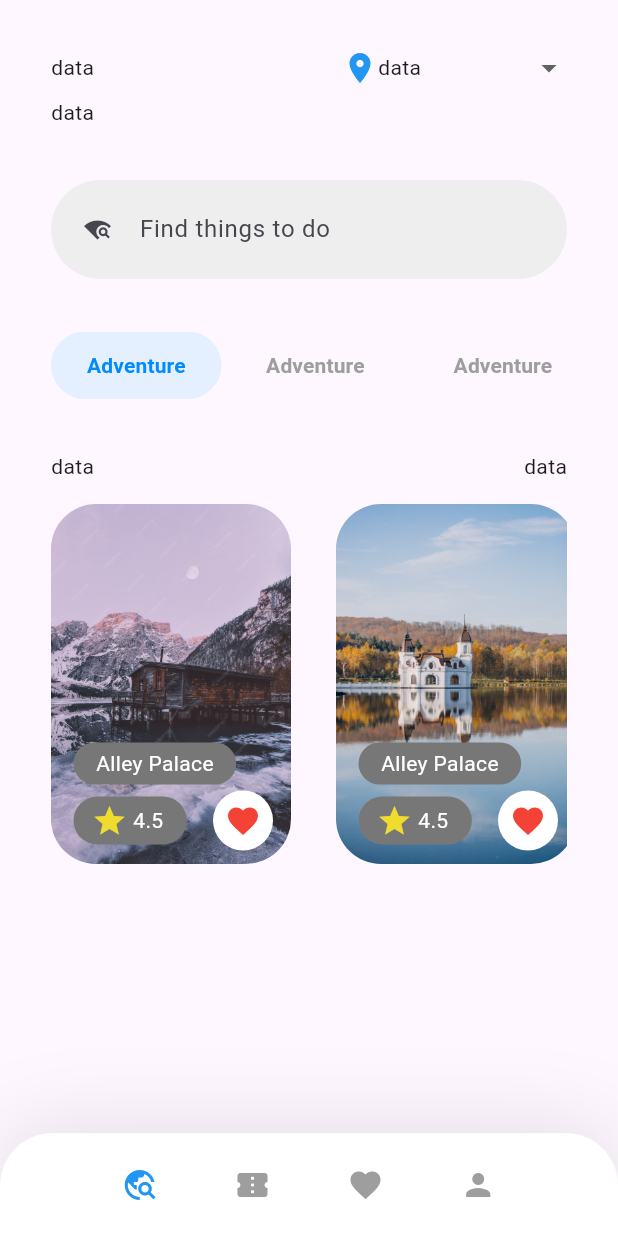
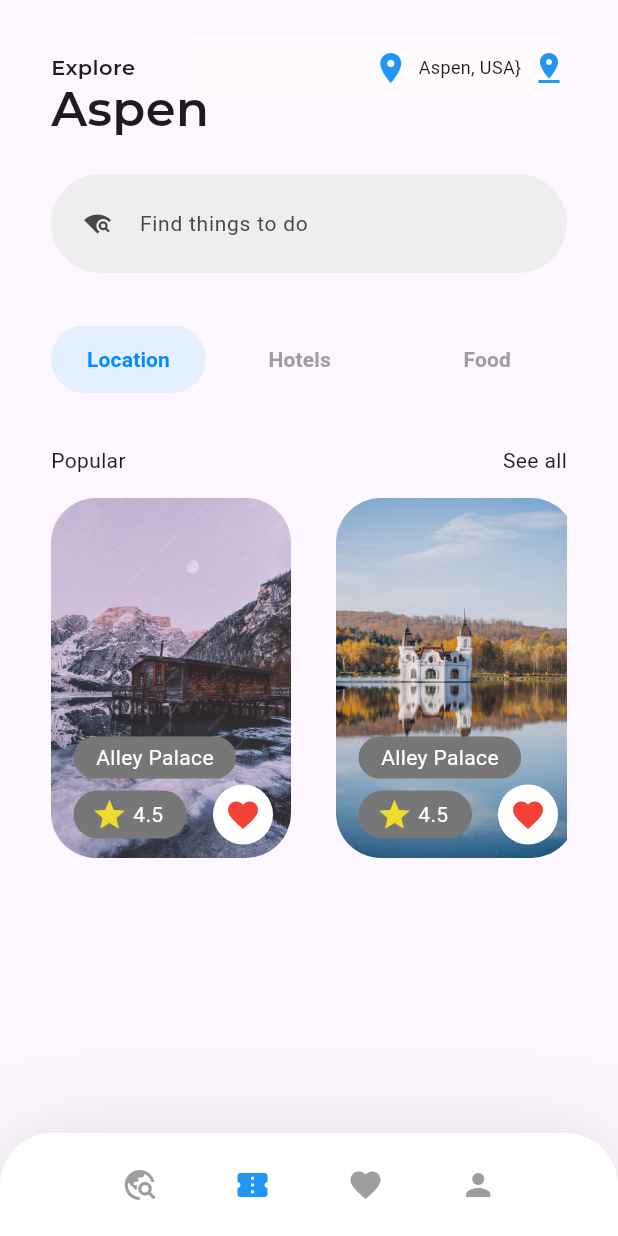
Before and after one commit to ArtosAPI/Travelling, a Flutter app: the screen it shows after launch, on a phone screen of 412 x 824 dp. Run offline on Flutter 3.47's test engine with Material 3 defaults, Android fonts, the phone set to English and light mode, and no system bars; our stand-ins replace google_fonts; Roboto replaces fonts that are missing (Circular); project files that could hold a hidden picture were left out.

Commit message:
Added change

```diff
--- a/lib/Texts/texts.dart
+++ b/lib/Texts/texts.dart
@@ -5,35 +5,48 @@ class Texts {
   static Texts instance = Texts._();
 
   Texts._() {
+    {
       header = const TextStyle(
           fontFamily: 'Hiatus',
           fontSize: 116,
           color: Colors.white,
           letterSpacing: 8.5);
+
       textStyle1 = GoogleFonts.montserrat().copyWith(fontSize: 24);
+
       textStyle2 = const TextStyle(
         fontFamily: 'Circular',
         fontSize: 14,
       );
-
-    textw1 = RichText(
-      textAlign: TextAlign.start,
-        text: TextSpan(text: text1, style: textStyle1, children: [
-      TextSpan(
-        text: text2,
-        style: textStyle1.copyWith(fontSize: 40, fontWeight: FontWeight.bold),
-      )
-    ]));
+    }
   }
 
   late TextStyle header;
   late TextStyle textStyle1;
   late TextStyle textStyle2;
 
-  late RichText textw1;
-  static const text1 = '''Plan your
-''';
-static const text2 = '''Luxurious
-Vacation''';
-  static const text3 = 'Explore';
+  static const Map<String, String> texts = {
+    'planYour': '''Plan your
+''',
+    'luxuriousVacation': '''Luxurious
+Vacation''',
+    'explore': 'Explore',
+    'popular': 'Popular',
+    'seeAll': 'See all',
+    'find': 'Find things to do',
+  };
+
+  static const List<String> locations = [
+    'Aspen, USA',
+    'GTFO, USA',
+    'Moscow, Russia'
+  ];
+  // static final String axplore = locations[0].split(', ')[0];
+
+  static const List<String> enjoyCategories = [
+    'Location',
+    'Hotels',
+    'Food',
+    'Adventure'
+  ];
 }
--- a/lib/views/first_screen.dart
+++ b/lib/views/first_screen.dart
@@ -32,14 +32,25 @@ class FirstScreen extends StatelessWidget {
             Container(
                 padding: EdgeInsets.only(left: 35),
                 alignment: Alignment.centerLeft,
-                child: Texts.instance.textw1),
+                child: RichText(
+                    textAlign: TextAlign.start,
+                    text: TextSpan(
+                        text: Texts.texts['planYour'],
+                        style: Texts.instance.textStyle1,
+                        children: [
+                          TextSpan(
+                            text: Texts.texts['luxuriousVacation'],
+                            style: Texts.instance.textStyle1.copyWith(
+                                fontSize: 40, fontWeight: FontWeight.bold),
+                          )
+                        ]))),
             const SizedBox(height: 35),
             FilledButton(
               onPressed: () {},
               style: const ButtonStyle(
                   minimumSize: MaterialStatePropertyAll(Size(311, 50)),
                   backgroundColor: MaterialStatePropertyAll(Colors.blue)),
-              child: const Text(Texts.text3),
+              child: Text(Texts.texts['explore']!),
             )
           ],
         ),
--- a/lib/views/main_screen.dart
+++ b/lib/views/main_screen.dart
@@ -1,25 +1,21 @@
-import 'package:flutter/cupertino.dart';
 import 'package:flutter/material.dart';
-import 'package:flutter/rendering.dart';
-import 'package:flutter/widgets.dart';
+import 'package:travelling/Texts/texts.dart';
 
 //TODO: implement Bloc
 class MainScreen extends StatelessWidget {
-  MainScreen({super.key});
+  const MainScreen({super.key});
 
   @override
   Widget build(BuildContext context) {
     return Scaffold(
       bottomNavigationBar: BottomNavBar(),
-      body: MainScreenBody(),
+      body: const MainScreenBody(),
     );
   }
 }
 
 class MainScreenBody extends StatefulWidget {
-  MainScreenBody({super.key});
-  List<bool> selections = List.generate(5, (index) => false);
-  int selectedItem = 0;
+  const MainScreenBody({super.key});
 
   @override
   State<MainScreenBody> createState() => _MainScreenBodyState();
@@ -30,49 +26,21 @@ class _MainScreenBodyState extends State<MainScreenBody> {
   Widget build(BuildContext context) {
     return Padding(
         padding: const EdgeInsets.symmetric(horizontal: 34.0),
-        child: ListView(physics: ClampingScrollPhysics(), children: [
+        child: ListView(children: [
           const SizedBox(
             height: 25,
           ),
-          const ChooseLocation(),
-          const Text('data'),
+          ChooseLocation(),
           const SizedBox(height: 35),
           const SearchField(),
           const SizedBox(height: 35),
-          SizedBox(
-              height: 45,
-              child: ListView(
-                scrollDirection: Axis.horizontal,
-                //TODO: here bloc
-                children: List.generate(4, (index) {
-                  return SizedBox(
-                      width: widget.selectedItem == index ? null : 125,
-                      child: FilledButton(
-                          onPressed: () {
-                            setState(() {
-                              widget.selectedItem = index;
-                            });
-                          },
-                          style: ButtonStyle(
-                            backgroundColor: MaterialStatePropertyAll(
-                                widget.selectedItem == index
-                                    ? const Color.fromRGBO(228, 239, 255, 1)
-                                    : Colors.transparent),
-                          ),
-                          child: Text('Adventure',
-                              style: TextStyle(
-                                  color: widget.selectedItem == index
-                                      ? const Color.fromARGB(255, 0, 140, 255)
-                                      : Colors.grey,
-                                  fontWeight: FontWeight.bold))));
-                }),
-              )),
+          const EnjoyThings(),
           const SizedBox(height: 35),
-          const Row(
+          Row(
             mainAxisAlignment: MainAxisAlignment.spaceBetween,
             children: [
-              Text('data'),
-              Text('data'),
+              Text(Texts.texts['popular']!),
+              Text(Texts.texts['seeAll']!),
             ],
           ),
           const SizedBox(height: 15),
@@ -81,7 +49,7 @@ class _MainScreenBodyState extends State<MainScreenBody> {
             child: ListView(
                 physics: const ClampingScrollPhysics(),
                 scrollDirection: Axis.horizontal,
-                children: const[
+                children: const [
                   LocationCard(imagePath: 'assets/images/BrownHouse.png'),
                   SizedBox(
                     width: 30,
@@ -91,9 +59,6 @@ class _MainScreenBodyState extends State<MainScreenBody> {
                     width: 30,
                   ),
                   LocationCard(imagePath: 'assets/images/WhiteRedBoat.png'),
-                  SizedBox(
-                    width: 30,
-                  ),
                 ]),
           ),
           const SizedBox(height: 25),
@@ -117,9 +82,7 @@ class LocationCard extends StatelessWidget {
         height: 240,
         decoration: BoxDecoration(
             image: DecorationImage(
-              fit: BoxFit.cover,
-                image:
-                    AssetImage(imagePath))),
+                fit: BoxFit.cover, image: AssetImage(imagePath))),
         child: Padding(
           padding: const EdgeInsets.only(
             left: 15,
@@ -131,8 +94,8 @@ class LocationCard extends StatelessWidget {
             crossAxisAlignment: CrossAxisAlignment.start,
             children: [
               Container(
-                  padding: const EdgeInsets.symmetric(
-                      vertical: 4, horizontal: 15),
+                  padding:
+                      const EdgeInsets.symmetric(vertical: 4, horizontal: 15),
                   decoration: const BoxDecoration(
                       color: Color.fromARGB(255, 119, 119, 119),
                       borderRadius: BorderRadius.horizontal(
@@ -149,8 +112,7 @@ class LocationCard extends StatelessWidget {
                       padding: const EdgeInsets.symmetric(
                           vertical: 4, horizontal: 12),
                       decoration: const BoxDecoration(
-                          color:
-                              Color.fromARGB(255, 119, 119, 119),
+                          color: Color.fromARGB(255, 119, 119, 119),
                           borderRadius: BorderRadius.horizontal(
                               left: Radius.circular(50),
                               right: Radius.circular(50))),
@@ -158,8 +120,7 @@ class LocationCard extends StatelessWidget {
                         children: [
                           Icon(
                             Icons.star,
-                            color:
-                                Color.fromARGB(255, 240, 220, 47),
+                            color: Color.fromARGB(255, 240, 220, 47),
                           ),
                           Text(
                             ' 4.5 ',
@@ -169,12 +130,10 @@ class LocationCard extends StatelessWidget {
                       )),
                   IconButton(
                     style: const ButtonStyle(
-                        fixedSize: MaterialStatePropertyAll(
-                            Size.fromRadius(20)),
-                        backgroundColor: MaterialStatePropertyAll(
-                            Colors.white),
-                        shape: MaterialStatePropertyAll(
-                            CircleBorder())),
+                        fixedSize:
+                            MaterialStatePropertyAll(Size.fromRadius(20)),
+                        backgroundColor: MaterialStatePropertyAll(Colors.white),
+                        shape: MaterialStatePropertyAll(CircleBorder())),
                     icon: const Icon(
                       Icons.favorite,
                       color: Colors.red,
@@ -192,31 +151,78 @@ class LocationCard extends StatelessWidget {
 }
 
 //TODO: here bloc
-class ChooseLocation extends StatelessWidget {
+class ChooseLocation extends StatefulWidget {
   const ChooseLocation({
     super.key,
   });
 
   @override
+  State<ChooseLocation> createState() => _ChooseLocationState();
+}
+
+class _ChooseLocationState extends State<ChooseLocation> {
+  String currentLocation = Texts.locations[0];
+
+  @override
   Widget build(BuildContext context) {
-    return Row(
+    return Column(
+      crossAxisAlignment: CrossAxisAlignment.start,
+      children: [
+        Row(
           mainAxisAlignment: MainAxisAlignment.spaceBetween,
           children: [
-        const Text('data'),
-        SizedBox(
-          width: 150,
+            Text(Texts.texts['explore']!,
+                style: Texts.instance.textStyle1
+                    .copyWith(fontSize: 14, fontWeight: FontWeight.w600)),
+            Container(
+              width: 250,
               height: 40,
+              color: const Color.fromRGBO(255, 251, 254, 1),
               child: DropdownButton(
+                  borderRadius: const BorderRadius.all(Radius.circular(25)),
+                  iconSize: 0,
                   elevation: 0,
-              underline: const Row(
+                  underline: Row(
+                    mainAxisAlignment: MainAxisAlignment.end,
+                    mainAxisSize: MainAxisSize.min,
                     children: [
-                  Icon(Icons.location_on, color: Colors.blue),
-                  Text('data'),
+                      const Icon(Icons.location_on, color: Colors.blue),
+                      Text(
+                        '  $currentLocation}  ',
+                        style: Texts.instance.textStyle2.copyWith(
+                          fontSize: 12,
+                        ),
+                      ),
+                      const Icon(Icons.pin_drop, color: Colors.blue),
                     ],
                   ),
                   isExpanded: true,
-              items: const [DropdownMenuItem(value: 0, child: Text('data'))],
-              onChanged: (e) {}),
+                  items: List.generate(
+                      Texts.locations.length,
+                      (index) => DropdownMenuItem(
+                          value: index,
+                          child: SizedBox(
+                            width: 200,
+                            child: Column(
+                              children: [
+                                Text(Texts.locations[index]),
+                                const Divider()
+                              ],
+                            ),
+                          ))),
+                  onChanged: (e) {
+                    setState(() {
+                      currentLocation = Texts.locations[e ?? 0];
+                    });
+                  }),
+            ),
+          ],
+        ),
+        Text(
+          currentLocation.split(', ')[0],
+          textAlign: TextAlign.start,
+          style: Texts.instance.textStyle1
+              .copyWith(fontSize: 32, fontWeight: FontWeight.w600, height: 0.5),
         ),
       ],
     );
@@ -231,18 +237,19 @@ class SearchField extends StatelessWidget {
 
   @override
   Widget build(BuildContext context) {
-    return const TextField(
+    return TextField(
       decoration: InputDecoration(
         filled: true,
-        fillColor: Color.fromARGB(255, 238, 238, 238),
-        contentPadding: EdgeInsets.only(left: 25, top: 42),
+        fillColor: const Color.fromARGB(255, 238, 238, 238),
+        contentPadding: const EdgeInsets.only(left: 25, top: 42),
         isDense: true,
-        border: OutlineInputBorder(
+        border: const OutlineInputBorder(
             borderSide: BorderSide.none,
             borderRadius: BorderRadius.horizontal(
                 left: Radius.circular(50), right: Radius.circular(50))),
-        hintText: 'Find things to do',
-        prefixIcon: Padding(
+        hintText: Texts.texts['find'],
+        hintStyle: Texts.instance.textStyle2,
+        prefixIcon: const Padding(
           padding: EdgeInsets.only(left: 22, right: 15),
           child: Icon(Icons.wifi_find),
         ),
@@ -251,20 +258,73 @@ class SearchField extends StatelessWidget {
   }
 }
 
+class EnjoyThings extends StatefulWidget {
+  const EnjoyThings({super.key});
+
+  @override
+  State<EnjoyThings> createState() => _EnjoyThingsState();
+}
+
+class _EnjoyThingsState extends State<EnjoyThings> {
+  List<bool> selections = List.generate(5, (index) => false);
+  int selectedItem = 0;
+
+  @override
+  Widget build(BuildContext context) {
+    return SizedBox(
+        height: 45,
+        child: ListView(
+          scrollDirection: Axis.horizontal,
+          //TODO: here bloc
+          children: List.generate(4, (index) {
+            return SizedBox(
+                width: selectedItem == index ? null : 125,
+                child: FilledButton(
+                    onPressed: () {
+                      setState(() {
+                        selectedItem = index;
+                      });
+                    },
+                    style: ButtonStyle(
+                      backgroundColor: MaterialStatePropertyAll(
+                          selectedItem == index
+                              ? const Color.fromRGBO(228, 239, 255, 1)
+                              : Colors.transparent),
+                    ),
+                    child: Text(Texts.enjoyCategories[index],
+                        style: TextStyle(
+                            color: selectedItem == index
+                                ? const Color.fromARGB(255, 0, 140, 255)
+                                : Colors.grey,
+                            fontWeight: FontWeight.bold))));
+          }),
+        ));
+  }
+}
+
 //TODO: here bloc
 class BottomNavBar extends StatefulWidget {
-  BottomNavBar({super.key});
-  int selectedItem = 0;
+  const BottomNavBar({super.key});
 
   @override
   State<BottomNavBar> createState() => _BottomNavBarState();
 }
 
 class _BottomNavBarState extends State<BottomNavBar> {
+  int selectedItem = 0;
+
+  List<IconData> icons = [
+    Icons.travel_explore,
+    Icons.confirmation_num,
+    Icons.favorite,
+    Icons.person,
+  ];
+
   @override
   Widget build(BuildContext context) {
     double height = MediaQuery.of(context).size.height;
     double width = MediaQuery.of(context).size.width;
+
     return Container(
       height: height / 12,
       width: width,
@@ -281,51 +341,19 @@ class _BottomNavBarState extends State<BottomNavBar> {
         padding: const EdgeInsets.symmetric(horizontal: 42.0),
         child: Row(
           mainAxisAlignment: MainAxisAlignment.spaceEvenly,
-          children: [
-            IconButton(
+          children: List.generate(
+            4,
+            (index) => IconButton(
               onPressed: () {
                 setState(() {
-                  widget.selectedItem = 0;
+                  selectedItem = index - 1;
                 });
               },
               icon: Icon(
-                  color: widget.selectedItem == 0 ? Colors.blue : Colors.grey,
-                  Icons.travel_explore),
-            ),
-            IconButton(
-              onPressed: () {
-                setState(() {
-                  widget.selectedItem = 1;
-                });
-              },
-              icon: Icon(
-                color: widget.selectedItem == 1 ? Colors.blue : Colors.grey,
-                Icons.confirmation_num,
+                  color: selectedItem == index - 1 ? Colors.blue : Colors.grey,
+                  icons[index]),
             ),
           ),
-            IconButton(
-              onPressed: () {
-                setState(() {
-                  widget.selectedItem = 2;
-                });
-              },
-              icon: Icon(
-                color: widget.selectedItem == 2 ? Colors.blue : Colors.grey,
-                Icons.favorite,
-              ),
-            ),
-            IconButton(
-              onPressed: () {
-                setState(() {
-                  widget.selectedItem = 3;
-                });
-              },
-              icon: Icon(
-                color: widget.selectedItem == 3 ? Colors.blue : Colors.grey,
-                Icons.person,
-              ),
-            ),
-          ],
         ),
       ),
     );
```
Also changed, not shown: 2 other files. Lines whose indentation alone changed are shown as unchanged.
